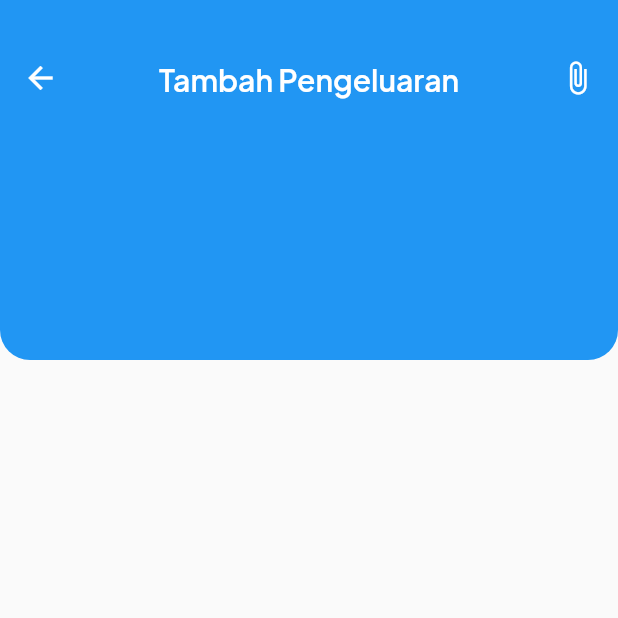
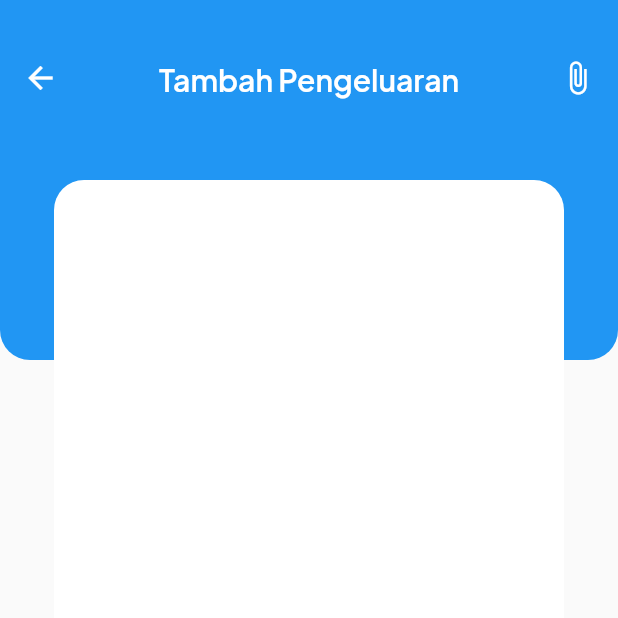
Before and after one commit to BlueRecandy/uang-kita, a Flutter app: the TambahPengeluaranScreen screen opened by its route, on a phone screen of 412 x 824 dp, the top half of it. Run offline on Flutter 3.47's test engine with Material 2 defaults, Android fonts, the phone set to English and light mode, and no system bars; our stand-ins replace heroicons, sizer.

Commit message:
add MainContainer

```diff
--- a/lib/screens/tambah_pengeluaran_screen.dart
+++ b/lib/screens/tambah_pengeluaran_screen.dart
@@ -14,8 +14,36 @@ class _TambahPengeluaranScreenState extends State<TambahPengeluaranScreen> {
     return Scaffold(
       body: SafeArea(
         child: Stack(
-          children: [BackgroundContainer(context)],
+          alignment: AlignmentDirectional.center,
+          children: [
+            // Background Container
+            BackgroundContainer(context),
+            Positioned(
+              top: 120,
+              // Main Container
+              child: MainContainer(),
+            ),
+          ],
         ),
+      ),
+    );
+  }
+
+  // Method untuk membuat main container
+  Container MainContainer() {
+    return Container(
+      decoration: BoxDecoration(
+        borderRadius: BorderRadius.circular(20),
+        color: Colors.white,
+      ),
+      height: 550,
+      width: 340,
+      child: Column(
+        children: [
+          SizedBox(
+            height: 50,
+          )
+        ],
       ),
     );
   }
```
